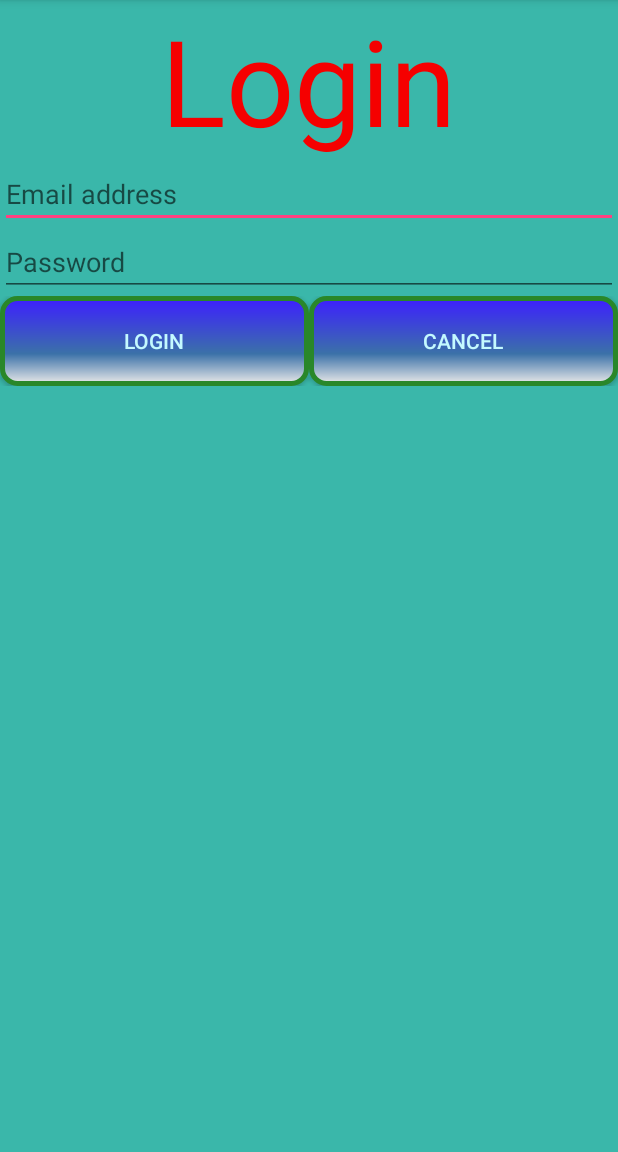
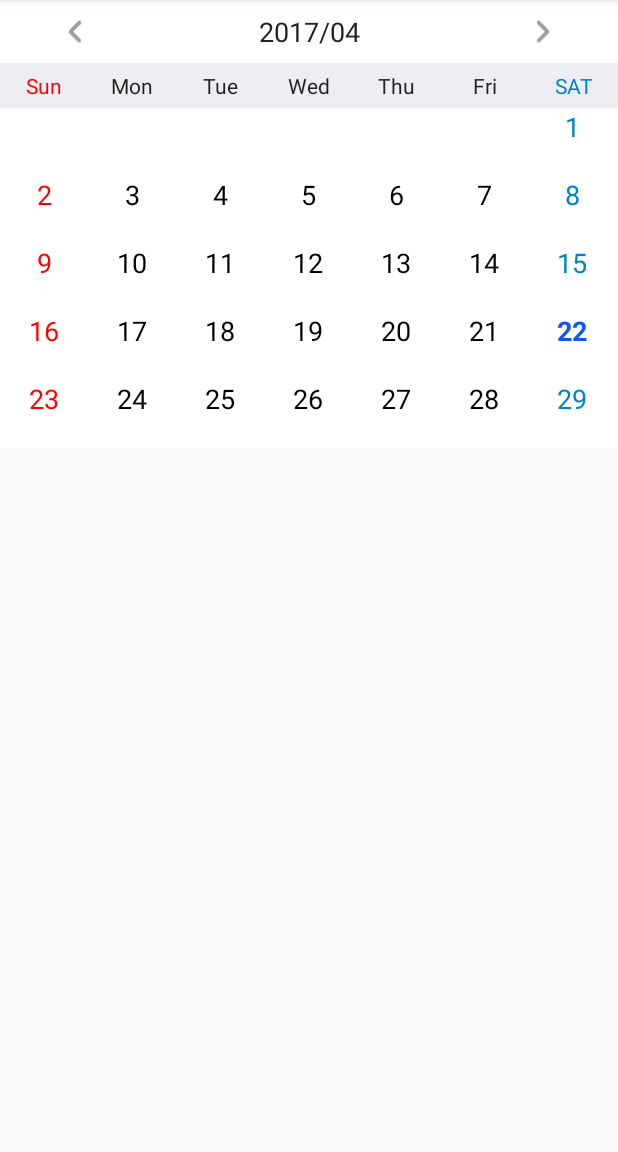
Before and after one commit to lnakhang/calendar_support, an Android app: the screen it shows after launch (MainActivity before the commit, LichCalendar after it), on a phone screen of 412 x 824 dp, the part 84-1236 px from its top. Run offline under Robolectric (Android 15) with nearby library versions, the phone set to English and light mode, and no system bars.

Commit message:
Add Calendar

```diff
--- a/app/build.gradle
+++ b/app/build.gradle
@@ -31,4 +31,5 @@ dependencies {
 }
 
 
+
 apply plugin: 'com.google.gms.google-services'
--- a/app/src/main/AndroidManifest.xml
+++ b/app/src/main/AndroidManifest.xml
@@ -6,10 +6,15 @@
         android:allowBackup="true"
         android:icon="@mipmap/ic_launcher"
         android:label="@string/app_name"
+        android:largeHeap="true"
+        android:screenOrientation="portrait"
         android:roundIcon="@mipmap/ic_launcher_round"
         android:supportsRtl="true"
         android:theme="@style/AppTheme">
         <activity android:name=".MainActivity">
+
+        </activity>
+        <activity android:name=".LichCalendar">
             <intent-filter>
                 <action android:name="android.intent.action.MAIN" />
 
--- /dev/null
+++ b/app/src/main/java/vn/andanh/lichhoc/LichCalendar.java
@@ -0,0 +1,32 @@
+package vn.andanh.lichhoc;
+
+import android.support.v7.app.AppCompatActivity;
+import android.os.Bundle;
+import android.view.View;
+import android.widget.AdapterView;
+
+import java.util.Date;
+
+import vn.andanh.lichhoc.Utils.Calendar.CalendarView;
+
+public class LichCalendar extends AppCompatActivity {
+
+    @Override
+    protected void onCreate(Bundle savedInstanceState) {
+        super.onCreate(savedInstanceState);
+        setContentView(R.layout.activity_lich_calendar);
+        CalendarView calendarView = (CalendarView) findViewById(R.id.calenDisplay);
+        calendarView.onMonthChangedListener(new CalendarView.OnMonthClickListener() {
+            @Override
+            public void onMonthClicked(Date fromday, Date toDate) {
+
+            }
+        });
+        calendarView.setOnDayClickListener(new CalendarView.OnDayClickListener() {
+            @Override
+            public void onDayClicked(AdapterView<?> adapter, View view, int position, long id, Date day) {
+
+            }
+        });
+    }
+}
--- /dev/null
+++ b/app/src/main/java/vn/andanh/lichhoc/Utils/Calendar/CalendarView.java
@@ -0,0 +1,393 @@
+package vn.andanh.lichhoc.Utils.Calendar;
+
+import android.content.Context;
+import android.content.res.TypedArray;
+import android.graphics.Color;
+import android.graphics.Typeface;
+import android.support.annotation.NonNull;
+import android.support.annotation.Nullable;
+import android.support.v4.content.ContextCompat;
+import android.util.AttributeSet;
+import android.view.Gravity;
+import android.view.LayoutInflater;
+import android.view.View;
+import android.view.ViewGroup;
+import android.widget.AdapterView;
+import android.widget.ArrayAdapter;
+import android.widget.GridView;
+import android.widget.ImageView;
+import android.widget.LinearLayout;
+import android.widget.RelativeLayout;
+import android.widget.TextView;
+
+import java.util.ArrayList;
+import java.util.Calendar;
+import java.util.Date;
+import java.util.GregorianCalendar;
+import java.util.LinkedHashMap;
+
+import vn.andanh.lichhoc.R;
+
+
+public class CalendarView extends LinearLayout implements AdapterView.OnItemClickListener {
+    // how many days to show, defaults to six weeks, 42 days
+    private static final int DAYS_COUNT = 35;
+    private OnDayClickListener dayListener;
+    private OnMonthClickListener monthListener;
+    ArrayList<EventCalendar> cells;
+    // current displayed month
+    private Calendar currentDate = Calendar.getInstance();
+    private LinkedHashMap<Integer, EventCalendar> events;
+    private String dateFormat;
+    private static int MOUNTH = 1;
+    // internal components
+    private LinearLayout header;
+    private RelativeLayout btnPrev;
+    private RelativeLayout btnNext;
+    private TextView txtDate;
+    private GridView grid;
+    public static int textSize = 0;
+    public static int textNumber = 0;
+    // seasons' rainbow
+    int[] rainbow = new int[]{
+            R.color.summer,
+            R.color.fall,
+            R.color.winter,
+            R.color.spring
+    };
+
+    // month-season association (northern hemisphere, sorry australia :)
+    int[] monthSeason = new int[]{2, 2, 3, 3, 3, 0, 0, 0, 1, 1, 1, 2};
+
+
+    public CalendarView(Context context) {
+        super(context);
+    }
+
+    public CalendarView(Context context, AttributeSet attrs) {
+        super(context, attrs);
+        initControl(context, attrs);
+    }
+
+    public CalendarView(Context context, AttributeSet attrs, int defStyleAttr) {
+        super(context, attrs, defStyleAttr);
+        initControl(context, attrs);
+    }
+
+    /**
+     * Load control xml layout
+     */
+    private void initControl(Context context, AttributeSet attrs) {
+        LayoutInflater inflater = (LayoutInflater) context.getSystemService(Context.LAYOUT_INFLATER_SERVICE);
+        inflater.inflate(R.layout.calendar, this);
+
+        loadDateFormat(attrs);
+        assignUiElements();
+        assignClickHandlers();
+
+        updateCalendar();
+    }
+
+    private void loadDateFormat(AttributeSet attrs) {
+        TypedArray ta = getContext().obtainStyledAttributes(attrs, R.styleable.CalendarView);
+        try {
+            dateFormat = ta.getString(R.styleable.CalendarView_dateFormat);
+            String DATE_FORMAT = "yyyy/MM";
+            if (dateFormat == null)
+                dateFormat = DATE_FORMAT;
+        } finally {
+            ta.recycle();
+        }
+    }
+
+    public void setEvent(LinkedHashMap<Integer, EventCalendar> event) {
+        this.events = event;
+    }
+
+    private void assignUiElements() {
+        // layout is inflated, assign local variables to components
+        header = (LinearLayout) findViewById(R.id.calendar_header);
+        btnPrev = (RelativeLayout) findViewById(R.id.calendar_prev);
+        btnNext = (RelativeLayout) findViewById(R.id.calendar_next);
+        txtDate = (TextView) findViewById(R.id.calendar_date_display);
+        grid = (GridView) findViewById(R.id.calendar_grid);
+    }
+
+    private void assignClickHandlers() {
+        // add one month and refresh UI
+        btnNext.setOnClickListener(new OnClickListener() {
+            @Override
+            public void onClick(View v) {
+                currentDate.add(Calendar.MONTH, 1);
+                updateCalendar();
+                Calendar mDay = new GregorianCalendar(1900, 1, 1);
+                Calendar maxDay = new GregorianCalendar(1900, 1, 1);
+
+                mDay.set(Calendar.YEAR, currentDate.get(Calendar.YEAR));
+                mDay.set(Calendar.MONTH, MOUNTH);
+                mDay.set(Calendar.DAY_OF_MONTH, currentDate.getActualMinimum(Calendar.DAY_OF_MONTH));
+
+                maxDay.set(Calendar.YEAR, currentDate.get(Calendar.YEAR));
+                maxDay.set(Calendar.MONTH, MOUNTH);
+                maxDay.set(Calendar.DAY_OF_MONTH, currentDate.getActualMaximum(Calendar.DAY_OF_MONTH));
+                maxDay.set(Calendar.HOUR_OF_DAY, 23);
+                maxDay.set(Calendar.MINUTE, 59);
+                maxDay.set(Calendar.SECOND, 59);
+                if(monthListener != null) {
+                    monthListener.onMonthClicked(mDay.getTime(), maxDay.getTime());
+                }
+            }
+        });
+
+        // subtract one month and refresh UI
+        btnPrev.setOnClickListener(new OnClickListener() {
+            @Override
+            public void onClick(View v) {
+                currentDate.add(Calendar.MONTH, -1);
+                updateCalendar();
+                Calendar mDay = new GregorianCalendar(1900, 1, 1);
+                Calendar maxDay = new GregorianCalendar(1900, 1, 1);
+                mDay.set(Calendar.YEAR, currentDate.get(Calendar.YEAR));
+                mDay.set(Calendar.MONTH, MOUNTH);
+                mDay.set(Calendar.DAY_OF_MONTH, currentDate.getActualMinimum(Calendar.DAY_OF_MONTH));
+
+                maxDay.set(Calendar.YEAR, currentDate.get(Calendar.YEAR));
+                maxDay.set(Calendar.MONTH, MOUNTH);
+                maxDay.set(Calendar.DAY_OF_MONTH, currentDate.getActualMaximum(Calendar.DAY_OF_MONTH));
+                maxDay.set(Calendar.HOUR_OF_DAY, 23);
+                maxDay.set(Calendar.MINUTE, 59);
+                maxDay.set(Calendar.SECOND, 59);
+                if(monthListener != null) {
+                    monthListener.onMonthClicked(mDay.getTime(), maxDay.getTime());
+                }
+            }
+        });
+    }
+
+    /**
+     * Display dates correctly in grid
+     */
+    public void updateCalendar() {
+        cells = new ArrayList<>();
+        Calendar calendar = (Calendar) currentDate.clone();
+        MOUNTH = calendar.get(Calendar.MONTH);
+        // determine the cell for current month's beginning
+        calendar.set(Calendar.DAY_OF_MONTH, 1);
+        int monthBeginningCell = calendar.get(Calendar.DAY_OF_WEEK) - 1;
+
+        // move calendar backwards to the beginning of the week
+        calendar.add(Calendar.DAY_OF_MONTH, -monthBeginningCell);
+
+        // fill cells
+        while (cells.size() < DAYS_COUNT) {
+            EventCalendar event = new EventCalendar();
+            event.date = calendar.getTime();
+            cells.add(event);
+            calendar.add(Calendar.DAY_OF_MONTH, 1);
+        }
+
+        // update grid
+        grid.setAdapter(new CalendarAdapter(getContext(), cells, events, MOUNTH));
+
+        // update title
+        // chuyển title  theo ngôn ngữ
+        /*if (!YukiPreferences.getLanguage().equals("日本語")) {
+            SimpleDateFormat format = new SimpleDateFormat(dateFormat);
+            txtDate.setText(format.format(currentDate.getTime().getTime()));
+        } else {*/
+            Calendar c = Calendar.getInstance();
+            c.setTime(currentDate.getTime());
+            int month = c.get(Calendar.MONTH) + 1;
+            int year = c.get(Calendar.YEAR);
+
+            String yearMonth = "";
+            if(month < 10){
+                yearMonth = year + "/0" + month;
+            }else{
+                yearMonth = year + "/" + month;
+            }
+
+            txtDate.setText(yearMonth);
+        /*}*/
+        // set header color according to current season
+        int months = currentDate.get(Calendar.MONTH);
+        int season = monthSeason[months];
+        int color = rainbow[season];
+
+        header.setBackgroundColor(ContextCompat.getColor(getContext(), color));
+    }
+
+    @Override
+    public void onItemClick(AdapterView<?> parent, View view, int position, long id) {
+        EventCalendar evDay = (EventCalendar) parent.getItemAtPosition(position);
+        if (dayListener != null) {
+            Date d = evDay.date;
+            dayListener.onDayClicked(parent, view, position, id, d);
+        }
+    }
+
+    public void setOnDayClickListener(OnDayClickListener listener) {
+        if (grid != null) {
+            dayListener = listener;
+            grid.setOnItemClickListener(this);
+        }
+    }
+
+    public void onMonthChangedListener(OnMonthClickListener listener) {
+        if (grid != null) {
+            monthListener = listener;
+        }
+    }
+
+
+    public interface OnDayClickListener {
+        void onDayClicked(AdapterView<?> adapter, View view, int position, long id, Date day);
+    }
+
+    public interface OnMonthClickListener {
+        void onMonthClicked(Date fromday, Date toDate);
+    }
+
+    private class CalendarAdapter extends ArrayAdapter<EventCalendar> {
+        // days with events
+        private LinkedHashMap<Integer, EventCalendar> eventDays;
+        Context context;
+        // for view inflation
+        private LayoutInflater inflater;
+        private int Yuki_MONTH = 0;
+        int DateLoaded = -1;
+
+        CalendarAdapter(Context context, ArrayList<EventCalendar> days, LinkedHashMap<Integer, EventCalendar> eventDays, int Month) {
+            super(context, R.layout.calendar_day, days);
+            this.context = context;
+            this.eventDays = eventDays;
+            Yuki_MONTH = Month;
+            inflater = LayoutInflater.from(context);
+        }
+
+        @Override
+        public long getItemId(int position) {
+            return super.getItemId(position);
+        }
+
+        @Override
+        public int getItemViewType(int position) {
+            return super.getItemViewType(position);
+        }
+
+        @Override
+        public int getPosition(EventCalendar item) {
+            return super.getPosition(item);
+        }
+
+        @Override
+        public int getCount() {
+            return super.getCount();
+        }
+
+        @Nullable
+        @Override
+        public EventCalendar getItem(int position) {
+            return super.getItem(position);
+        }
+
+        @NonNull
+        @Override
+        public View getView(int position, View view, @NonNull ViewGroup parent) {
+            // day in question
+            if (DateLoaded != position) {
+                Date date = getItem(position).date;
+                Calendar calendar = Calendar.getInstance();
+                calendar.setTime(date);
+                int day = calendar.get(Calendar.DATE);
+                int month = calendar.get(Calendar.MONTH);
+                int year = calendar.get(Calendar.YEAR);
+                Calendar today = Calendar.getInstance();
+
+                // inflate item if it does not exist yet
+                if (view == null) {
+                    view = inflater.inflate(R.layout.calendar_day, parent, false);
+                }
+                // if this day has an event, specify event image
+                view.setBackgroundResource(0);
+                if (month != Yuki_MONTH) {
+                    // if this day is outside current month, grey it out
+                /*((TextView) view.findViewById(R.id.day)).setTextColor(ContextCompat.getColor(context, R.color.greyed_out));*/
+                    view.setVisibility(GONE);
+                    return view;
+                }
+                // today
+                LinearLayout layout = (LinearLayout) view.findViewById(R.id.itemDate);
+                layout.setOrientation(LinearLayout.VERTICAL);
+                LayoutParams relativeParams = new LayoutParams(
+                        LayoutParams.MATCH_PARENT, LayoutParams.WRAP_CONTENT);
+
+                if (eventDays != null) {
+                    int xBreak = 1;
+                    ArrayList<String> arrEvent = new ArrayList<>();
+                    for (Integer integer : eventDays.keySet()) {
+                        if (xBreak > 3) {
+                            break;
+                        }
+                        EventCalendar eventDate = eventDays.get(integer);
+                        Calendar c = Calendar.getInstance();
+                        c.setTime(eventDate.date);
+                        if (Yuki_MONTH == month) {
+                            if (c.get(Calendar.DATE) == day && c.get(Calendar.MONTH) == month && c.get(Calendar.YEAR) == year) {
+                                if (!arrEvent.contains(eventDate.title)) {
+                                    TextView tv = new TextView(context);
+                                    tv.setText(eventDate.title);
+                                    arrEvent.add(eventDate.title);
+                                    tv.setTextSize(7);
+                                    tv.setTextColor(ContextCompat.getColor(context, R.color.grid_row_bg));
+                                    relativeParams.setMargins(2, 0, 2, 2);
+                                    layout.addView(tv, relativeParams);
+                                    tv.setBackgroundResource(eventDate.drawable);
+                                    tv.setGravity(Gravity.CENTER);
+                                    xBreak++;
+                                }
+                            }
+                        }
+                    }
+                }
+
+
+                // clear styling
+                ((TextView) view.findViewById(R.id.day)).setTypeface(null, Typeface.NORMAL);
+                ((TextView) view.findViewById(R.id.day)).setTextColor(Color.BLACK);
+                if (textNumber != 0) {
+                    ((TextView) view.findViewById(R.id.day)).setTextSize(textNumber);
+                }
+
+                // set color date of week
+                Calendar c = Calendar.getInstance();
+                c.setTime(date);
+                int x = c.get(Calendar.DAY_OF_WEEK);
+                switch (x) {
+                    case Calendar.SUNDAY:
+                        ((TextView) view.findViewById(R.id.day)).setTextColor(ContextCompat.getColor(context, R.color.checkin_suspension));
+                        break;
+                    case Calendar.SATURDAY:
+                        ((TextView) view.findViewById(R.id.day)).setTextColor(ContextCompat.getColor(context, R.color.color_light_blue));
+                        break;
+                    default:
+                        break;
+                }
+
+
+                if (day == today.get(Calendar.DATE) && month == today.get(Calendar.MONTH) && year == today.get(Calendar.YEAR)) {
+                    // if it is today, set it to blue/bold
+                    ((TextView) view.findViewById(R.id.day)).setTypeface(null, Typeface.BOLD);
+                    ((TextView) view.findViewById(R.id.day)).setTextColor(ContextCompat.getColor(context, R.color.today));
+                }
+
+
+                // set text
+                ((TextView) view.findViewById(R.id.day)).setText(String.valueOf(date.getDate()));
+
+                DateLoaded = position;
+            }
+            return view;
+        }
+    }
+}
--- /dev/null
+++ b/app/src/main/java/vn/andanh/lichhoc/Utils/Calendar/EventCalendar.java
@@ -0,0 +1,18 @@
+package vn.andanh.lichhoc.Utils.Calendar;
+
+import java.util.Date;
+
+/**
+ * Created by lnakhang on 10/4/2016.
+ */
+
+public class EventCalendar {
+
+    public EventCalendar() {
+    }
+
+    public String title;
+    public Date date;
+    public int drawable;
+
+}
--- /dev/null
+++ b/app/src/main/res/layout/activity_lich_calendar.xml
@@ -0,0 +1,14 @@
+<?xml version="1.0" encoding="utf-8"?>
+<android.support.constraint.ConstraintLayout xmlns:android="http://schemas.android.com/apk/res/android"
+    xmlns:tools="http://schemas.android.com/tools"
+    android:layout_width="match_parent"
+    android:layout_height="match_parent"
+    tools:context="vn.andanh.lichhoc.LichCalendar">
+
+
+    <vn.andanh.lichhoc.Utils.Calendar.CalendarView
+        android:id="@+id/calenDisplay"
+        android:layout_width="wrap_content"
+        android:layout_height="wrap_content">
+    </vn.andanh.lichhoc.Utils.Calendar.CalendarView>
+</android.support.constraint.ConstraintLayout>
--- /dev/null
+++ b/app/src/main/res/layout/calendar.xml
@@ -0,0 +1,131 @@
+<?xml version="1.0" encoding="utf-8"?>
+<LinearLayout xmlns:android="http://schemas.android.com/apk/res/android"
+    android:layout_width="match_parent"
+    android:layout_height="match_parent"
+    android:background="@android:color/white"
+    android:orientation="vertical">
+
+    <!-- date toolbar -->
+    <RelativeLayout
+        android:layout_width="match_parent"
+        android:layout_height="wrap_content"
+        android:paddingBottom="6dp"
+        android:paddingLeft="20dp"
+        android:paddingRight="20dp"
+        android:paddingTop="6dp">
+
+        <!-- prev button -->
+        <RelativeLayout
+            android:id="@+id/calendar_prev"
+            android:layout_alignParentLeft="true"
+            android:layout_centerVertical="true"
+            android:layout_width="60dp"
+            android:layout_height="30dp">
+
+            <ImageView
+                android:id="@+id/calendar_prev_button"
+                android:layout_width="match_parent"
+                android:layout_height="match_parent"
+                android:src="@drawable/left" />
+        </RelativeLayout>
+        <!-- date title -->
+        <TextView
+            android:id="@+id/calendar_date_display"
+            android:layout_width="wrap_content"
+            android:layout_height="wrap_content"
+            android:layout_centerVertical="true"
+            android:layout_toLeftOf="@+id/calendar_next"
+            android:layout_toRightOf="@+id/calendar_prev"
+            android:gravity="center"
+            android:text="current date"
+            android:textAppearance="@android:style/TextAppearance.Medium"
+            android:textColor="#222222" />
+
+        <!-- next button -->
+        <RelativeLayout
+            android:id="@+id/calendar_next"
+            android:layout_alignParentRight="true"
+            android:layout_centerVertical="true"
+            android:layout_width="60dp"
+            android:layout_height="30dp">
+
+            <ImageView
+                android:id="@+id/calendar_next_button"
+                android:layout_width="match_parent"
+                android:layout_height="match_parent"
+                android:src="@drawable/right" />
+        </RelativeLayout>
+    </RelativeLayout>
+
+    <!-- days header -->
+    <LinearLayout
+        android:id="@+id/calendar_header"
+        android:layout_width="match_parent"
+        android:layout_height="30dp"
+        android:gravity="center_vertical"
+        android:orientation="horizontal">
+
+        <TextView
+            android:layout_width="0dp"
+            android:layout_height="wrap_content"
+            android:layout_weight="1"
+            android:gravity="center_horizontal"
+            android:text="@string/sun"
+            android:textColor="@color/checkin_suspension" />
+
+        <TextView
+            android:layout_width="0dp"
+            android:layout_height="wrap_content"
+            android:layout_weight="1"
+            android:gravity="center_horizontal"
+            android:text="@string/mon"
+            android:textColor="#222222" />
+
+        <TextView
+            android:layout_width="0dp"
+            android:layout_height="wrap_content"
+            android:layout_weight="1"
+            android:gravity="center_horizontal"
+            android:text="@string/tue"
+            android:textColor="#222222" />
+
+        <TextView
+            android:layout_width="0dp"
+            android:layout_height="wrap_content"
+            android:layout_weight="1"
+            android:gravity="center_horizontal"
+            android:text="@string/wed"
+            android:textColor="#222222" />
+
+        <TextView
+            android:layout_width="0dp"
+            android:layout_height="wrap_content"
+            android:layout_weight="1"
+            android:gravity="center_horizontal"
+            android:text="@string/thu"
+            android:textColor="#222222" />
+
+        <TextView
+            android:layout_width="0dp"
+            android:layout_height="wrap_content"
+            android:layout_weight="1"
+            android:gravity="center_horizontal"
+            android:text="@string/fri"
+            android:textColor="#222222" />
+
+        <TextView
+            android:layout_width="0dp"
+            android:layout_height="wrap_content"
+            android:layout_weight="1"
+            android:gravity="center_horizontal"
+            android:text="@string/sat"
+            android:textColor="@color/color_light_blue" />
+    </LinearLayout>
+
+    <!-- days view -->
+    <GridView
+        android:id="@+id/calendar_grid"
+        android:layout_width="match_parent"
+        android:layout_height="match_parent"
+        android:numColumns="7" />
+</LinearLayout>
--- /dev/null
+++ b/app/src/main/res/layout/calendar_day.xml
@@ -0,0 +1,16 @@
+<?xml version="1.0" encoding="utf-8"?>
+<LinearLayout xmlns:android="http://schemas.android.com/apk/res/android"
+    android:id="@+id/itemDate"
+    android:layout_width="match_parent"
+    android:layout_height="match_parent"
+    android:minHeight="45dp">
+
+    <TextView
+        android:id="@+id/day"
+        android:layout_width="match_parent"
+        android:layout_height="wrap_content"
+        android:gravity="center"
+        android:minHeight="10dp"
+        android:textAppearance="@android:style/TextAppearance.Medium" />
+
+</LinearLayout>
--- /dev/null
+++ b/app/src/main/res/values/attrs.xml
@@ -0,0 +1,21 @@
+<?xml version="1.0" encoding="UTF-8"?>
+<resources>
+    <declare-styleable name="CalendarView">
+        <attr name="dateFormat" format="string"/>
+    </declare-styleable>
+
+    <declare-styleable name="PercentLayout_Layout">
+        <attr name="layout_widthPercent" format="fraction"/>
+
+        <attr name="layout_heightPercent" format="fraction"/>
+
+        <attr name="layout_marginPercent" format="fraction"/>
+        <attr name="layout_marginLeftPercent" format="fraction"/>
+        <attr name="layout_marginTopPercent" format="fraction"/>
+        <attr name="layout_marginRightPercent" format="fraction"/>
+        <attr name="layout_marginBottomPercent" format="fraction"/>
+        <attr name="layout_marginStartPercent" format="fraction"/>
+        <attr name="layout_marginEndPercent" format="fraction"/>
+        <attr name="layout_aspectRatio" format="fraction" />
+    </declare-styleable>
+</resources>
--- a/app/src/main/res/values/colors.xml
+++ b/app/src/main/res/values/colors.xml
@@ -5,4 +5,13 @@
     <color name="colorAccent">#FF4081</color>
     <color name="screen">#3ab7aa</color>
     <color name="textname">#f50000</color>
+
+    <color name="summer">#44eebd82</color>
+    <color name="fall">#44d8d27e</color>
+    <color name="winter">#44a1c1da</color>
+    <color name="spring">#ededf2</color>
+    <color name="checkin_suspension">#f00</color>
+    <color name="color_light_blue">#0082C3</color>
+    <color name="grid_row_bg">#ffffff</color>
+    <color name="today">#1256f2</color>
 </resources>
--- a/app/src/main/res/values/strings.xml
+++ b/app/src/main/res/values/strings.xml
@@ -1,3 +1,17 @@
 <resources>
     <string name="app_name">LichHoc</string>
+
+    <string name="mon">Mon</string>
+
+    <string name="tue">Tue</string>
+
+    <string name="wed">Wed</string>
+
+    <string name="thu">Thu</string>
+
+    <string name="fri">Fri</string>
+
+    <string name="sat">SAT</string>
+
+    <string name="sun">Sun</string>
 </resources>
```
Also changed, not shown: app/src/main/res/drawable/left.png (added), app/src/main/res/drawable/right.png (added).
